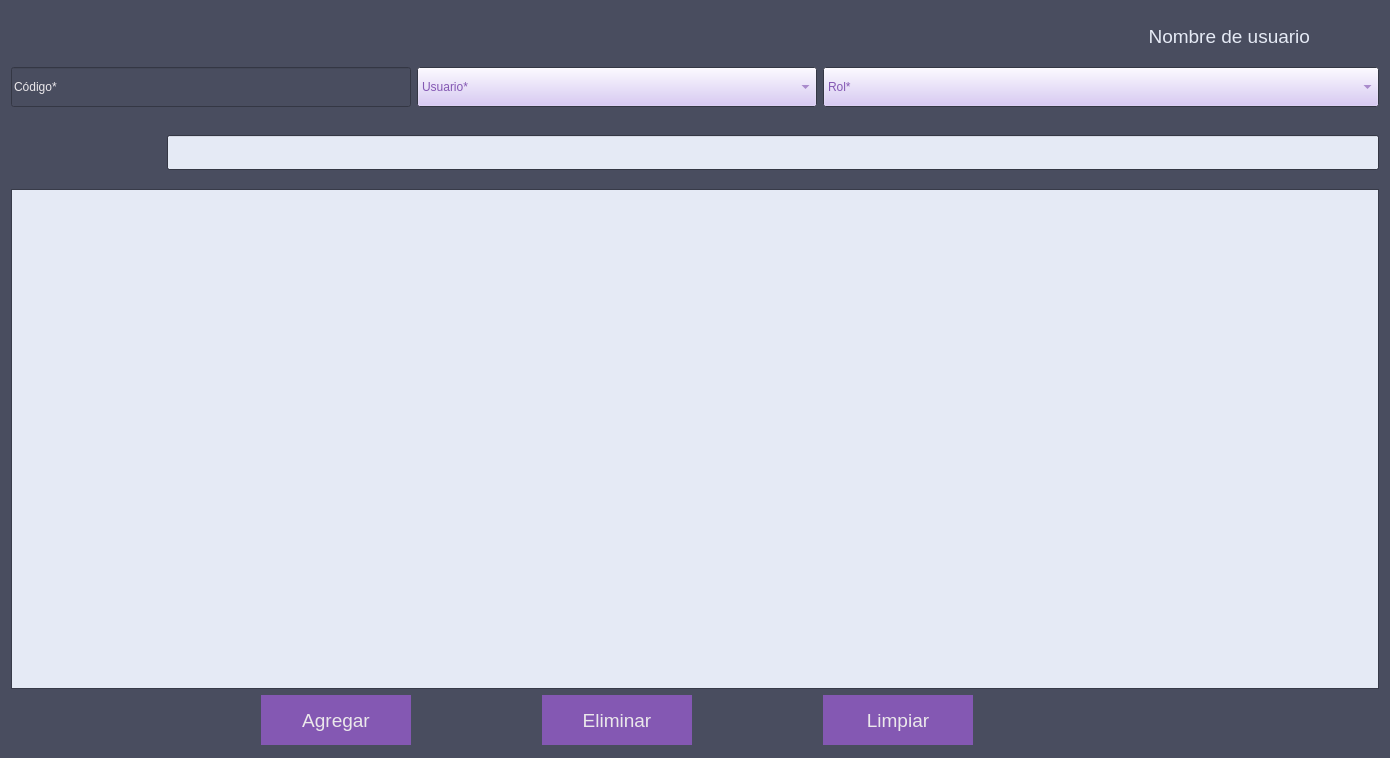
This is vistas/UIs/frmRolesUsuario.ui in andyy-nr/pda-proyecto as Qt 5 draws it before an edit. The edited form follows.
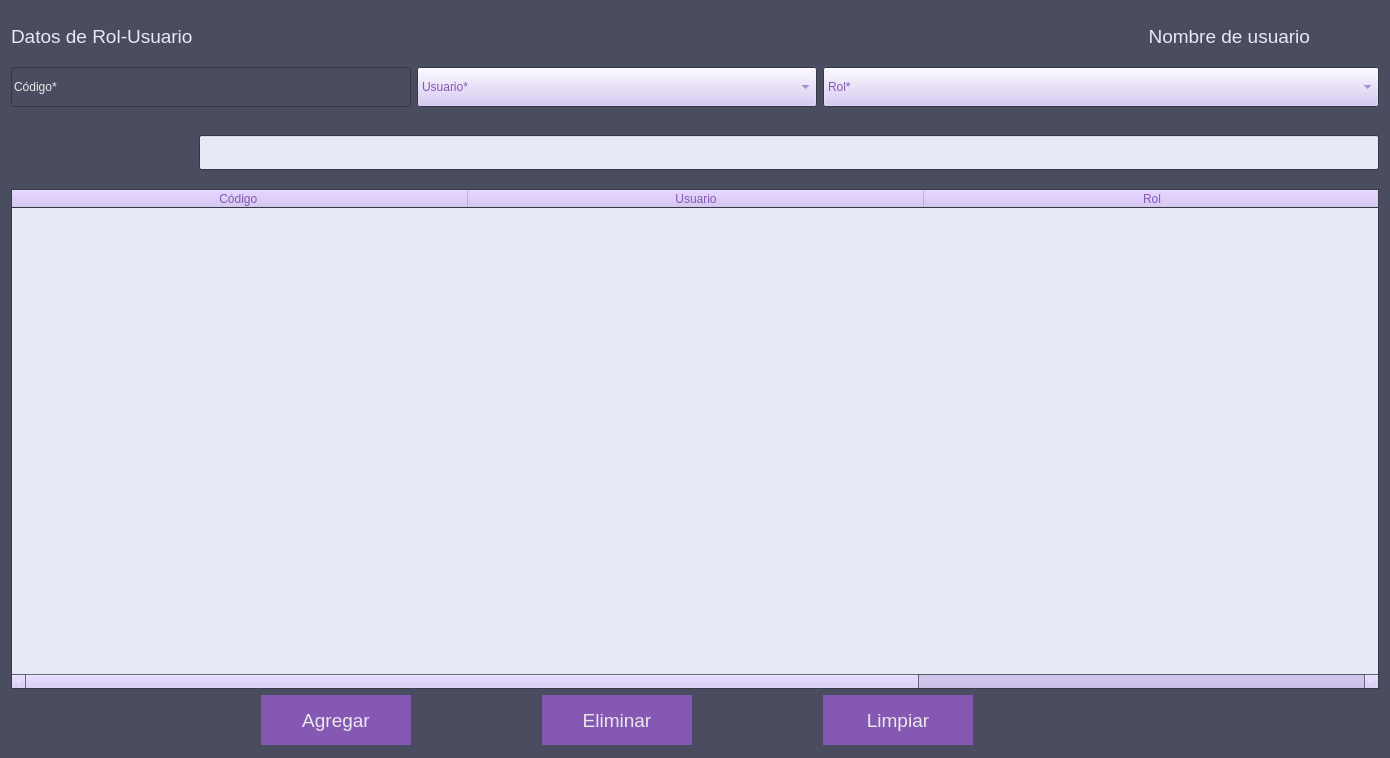
This is the edited form. Icons and pictures are not drawn.

```diff
--- a/vistas/UIs/frmRolesUsuario.ui
+++ b/vistas/UIs/frmRolesUsuario.ui
@@ -524,40 +524,6 @@
      </property>
     </widget>
    </item>
-   <item row="0" column="0" alignment="Qt::AlignLeft">
-    <widget class="QPushButton" name="btn_regresar">
-     <property name="minimumSize">
-      <size>
-       <width>50</width>
-       <height>50</height>
-      </size>
-     </property>
-     <property name="maximumSize">
-      <size>
-       <width>50</width>
-       <height>50</height>
-      </size>
-     </property>
-     <property name="styleSheet">
-      <string notr="true">border-style: outset;
-background-color: :#494D5F;
-</string>
-     </property>
-     <property name="text">
-      <string/>
-     </property>
-     <property name="icon">
-      <iconset resource="../imagenes/imagenes.qrc">
-       <normaloff>:/iconos/Flecha.png</normaloff>:/iconos/Flecha.png</iconset>
-     </property>
-     <property name="iconSize">
-      <size>
-       <width>40</width>
-       <height>40</height>
-      </size>
-     </property>
-    </widget>
-   </item>
    <item row="5" column="5">
     <spacer name="horizontalSpacer_3">
      <property name="orientation">
@@ -617,31 +583,6 @@
      </property>
     </spacer>
    </item>
-   <item row="4" column="0" colspan="8">
-    <widget class="QTableView" name="tbl_opcionRol">
-     <property name="sizePolicy">
-      <sizepolicy hsizetype="Ignored" vsizetype="Ignored">
-       <horstretch>0</horstretch>
-       <verstretch>0</verstretch>
-      </sizepolicy>
-     </property>
-     <property name="minimumSize">
-      <size>
-       <width>0</width>
-       <height>500</height>
-      </size>
-     </property>
-     <property name="maximumSize">
-      <size>
-       <width>16777215</width>
-       <height>500</height>
-      </size>
-     </property>
-     <property name="contextMenuPolicy">
-      <enum>Qt::CustomContextMenu</enum>
-     </property>
-    </widget>
-   </item>
    <item row="1" column="6" colspan="2">
     <widget class="QComboBox" name="cbox_rol">
      <property name="minimumSize">
@@ -715,6 +656,67 @@
      </widget>
     </widget>
    </item>
+   <item row="4" column="0" colspan="8">
+    <widget class="QTableWidget" name="tbl_opcionRol">
+     <property name="sizePolicy">
+      <sizepolicy hsizetype="Ignored" vsizetype="Ignored">
+       <horstretch>0</horstretch>
+       <verstretch>0</verstretch>
+      </sizepolicy>
+     </property>
+     <property name="minimumSize">
+      <size>
+       <width>0</width>
+       <height>500</height>
+      </size>
+     </property>
+     <property name="maximumSize">
+      <size>
+       <width>16777215</width>
+       <height>500</height>
+      </size>
+     </property>
+     <property name="contextMenuPolicy">
+      <enum>Qt::CustomContextMenu</enum>
+     </property>
+     <property name="sizeAdjustPolicy">
+      <enum>QAbstractScrollArea::AdjustToContents</enum>
+     </property>
+     <attribute name="horizontalHeaderDefaultSectionSize">
+      <number>456</number>
+     </attribute>
+     <attribute name="horizontalHeaderStretchLastSection">
+      <bool>true</bool>
+     </attribute>
+     <column>
+      <property name="text">
+       <string>Código </string>
+      </property>
+     </column>
+     <column>
+      <property name="text">
+       <string>Usuario</string>
+      </property>
+     </column>
+     <column>
+      <property name="text">
+       <string>Rol</string>
+      </property>
+     </column>
+    </widget>
+   </item>
+   <item row="0" column="0">
+    <widget class="QLabel" name="label">
+     <property name="font">
+      <font>
+       <pointsize>14</pointsize>
+      </font>
+     </property>
+     <property name="text">
+      <string>Datos de Rol-Usuario</string>
+     </property>
+    </widget>
+   </item>
   </layout>
  </widget>
  <resources>
```
